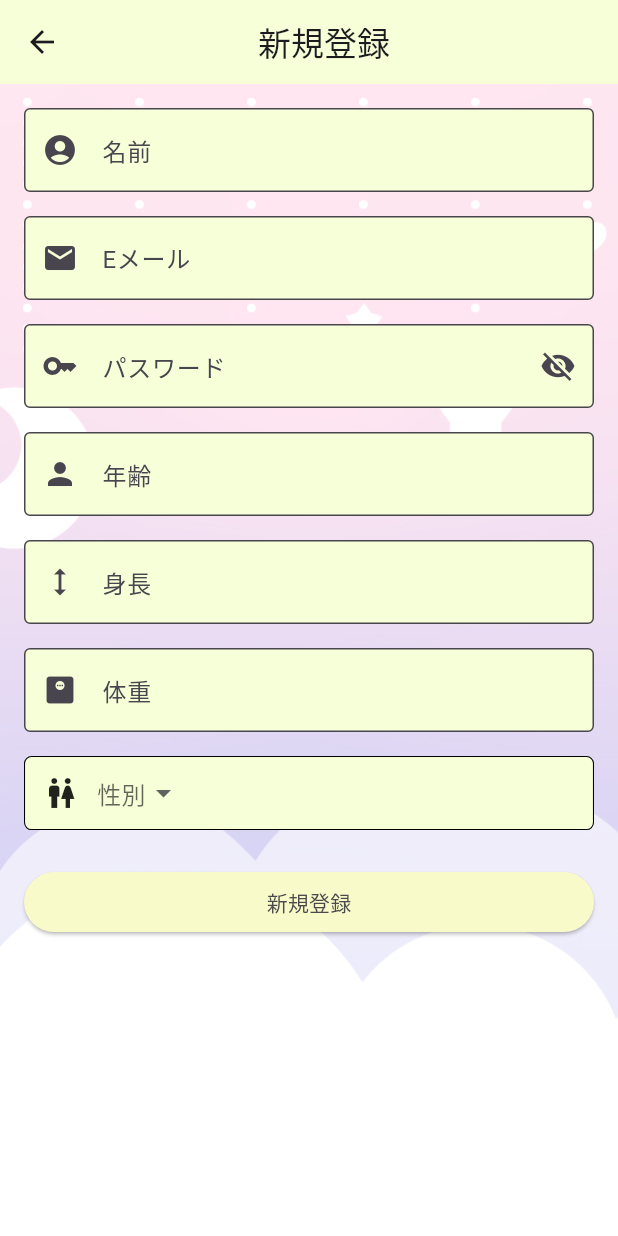
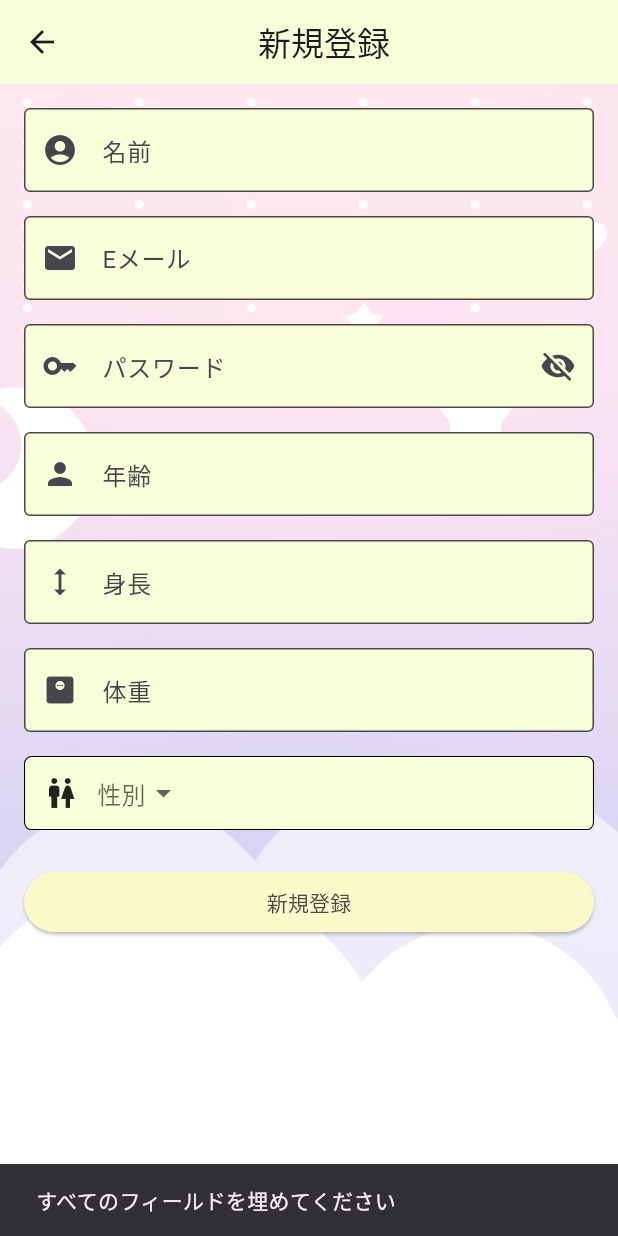
Before and after one commit to mahiro1111/MofuCode, a Flutter app: the SignupScreen screen opened directly, after a tap on "新規登録", on a phone screen of 412 x 824 dp. Run offline on Flutter 3.47's test engine with Material 3 defaults, Android fonts, the phone set to English and light mode, and no system bars; our stand-ins replace fl_chart, flutter_riverpod, shared_preferences, table_calendar; accounts and stored records are empty; network calls fail.

Commit message:
登録の部分修正するよ

```diff
--- a/flutter_application_1/lib/screens/registration.dart
+++ b/flutter_application_1/lib/screens/registration.dart
@@ -31,7 +31,7 @@ class _SignupScreenState extends State<SignupScreen> {
   Future<void> fetchCsrfToken() async {
     try {
       final response =
-        await http.get(Uri.parse('https://your-server-url/csrf_token'));
+        await http.get(Uri.parse('https://localhost:3000/csrf_token'));
     if (response.statusCode == 200) {
       final Map<String, dynamic> responseData = jsonDecode(response.body);
       setState(() {
@@ -46,21 +46,35 @@ class _SignupScreenState extends State<SignupScreen> {
     }
   }
 
-  // APIにデータを送信する関数
  Future<void> _signup() async {
-    final String name = _nameController.text;
-    final String email = _emailController.text;
-    final String password = _passwordController.text;
-    final int age = int.parse(_ageController.text);
-    final double weight = double.parse(_weightController.text);
-    final double height = double.parse(_heightController.text);
-    final String gender = _genderController.text;
+  // Input validation
+  if (_nameController.text.isEmpty || _emailController.text.isEmpty || _passwordController.text.isEmpty) {
+    ScaffoldMessenger.of(context).showSnackBar(
+      SnackBar(content: Text('すべてのフィールドを埋めてください')),
+    );
+    return;
+  }
+
+  // Parse values
+  int age;
+  double weight;
+  double height;
+
+  try {
+    age = int.parse(_ageController.text);
+    weight = double.parse(_weightController.text);
+    height = double.parse(_heightController.text);
+  } catch (e) {
+    ScaffoldMessenger.of(context).showSnackBar(
+      SnackBar(content: Text('年齢、体重、身長は数値である必要があります')),
+    );
+    return;
+  }
 
   // APIのURL
-    const apiUrl = 'https://460e-133-203-160-33.ngrok-free.app/users';
+  const apiUrl = 'http://localhost:3000/users';
 
   try {
-      // リクエストボディを作成
     final response = await http.post(
       Uri.parse(apiUrl),
       headers: {
@@ -68,33 +82,28 @@ class _SignupScreenState extends State<SignupScreen> {
         "X-CSRF-Token": _csrfToken,
       },
       body: jsonEncode({
-          "username": name,
-          "email": email,
-          "password": password,
+        "username": _nameController.text,
+        "email": _emailController.text,
+        "password_digest": _passwordController.text,
         "age": age,
         "weight": weight,
         "height": height,
-          "gender": gender,
+        "gender": isSelectedValue,
       }),
     );
 
-      // ステータスコードを確認してレスポンスを処理
     if (response.statusCode == 201) {
-        // 登録成功
       final responseData = jsonDecode(response.body);
-
       ScaffoldMessenger.of(context).showSnackBar(
         SnackBar(content: Text('登録成功: ${responseData['message']}')),
       );
     } else {
-        // 登録失敗
       final responseData = jsonDecode(response.body);
       ScaffoldMessenger.of(context).showSnackBar(
         SnackBar(content: Text('登録失敗: ${responseData['error']}')),
       );
     }
   } catch (e) {
-      // エラーハンドリング
     ScaffoldMessenger.of(context).showSnackBar(
       SnackBar(content: Text('エラーが発生しました: $e')),
     );
```
Lines whose indentation alone changed are shown as unchanged.
